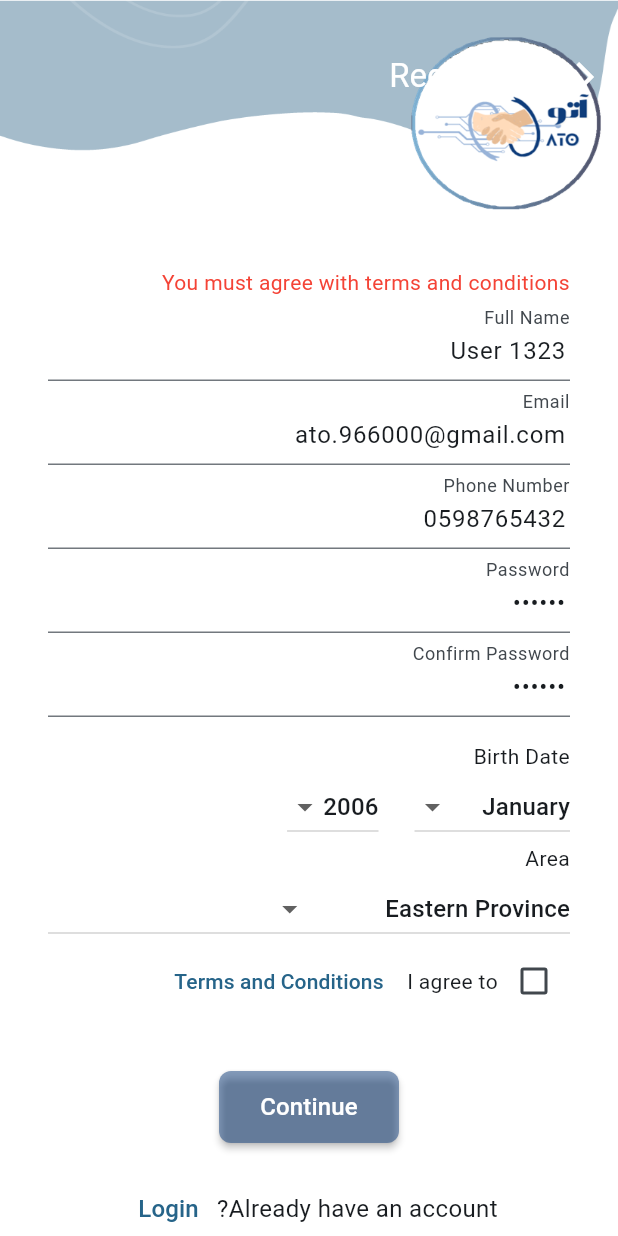
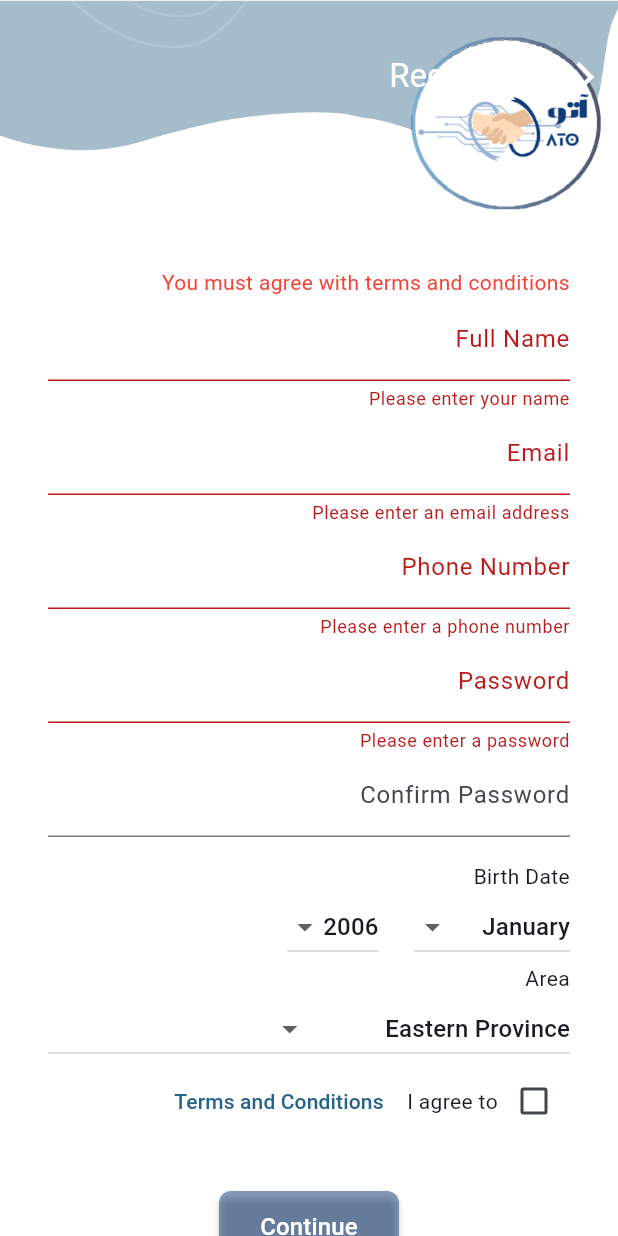
Before and after one commit to AtoProjet/ATO, a Flutter app: the RegisterScreen screen opened directly, after a tap on "Continue", on a phone screen of 412 x 824 dp. Run offline on Flutter 3.47's test engine with Material 3 defaults, Android fonts, the phone set to English and light mode, and no system bars; our stand-ins replace carousel_slider, cloud_firestore, firebase_auth, firebase_core, firebase_storage, flutter_colorpicker and 6 more; missing offline and left inert: dart:ffi; accounts and stored records are empty.

Commit message:
commit by Ayaz

```diff
--- a/lib/db/validator.dart
+++ b/lib/db/validator.dart
@@ -22,6 +22,9 @@ String? validatePhone(String phone) {
   } else if (!RegExp(r'^[+]*[0-9]{10,}$').hasMatch(phone)) {
     return 'Please enter a valid 10-digit phone number';
   }
+  else if (!phone.startsWith("+966") && !phone.startsWith("05")) {
+    return 'The Number should start with +966 or 05';
+  }
   return null;
 }
 
--- a/lib/sr_screens/register_screen.dart
+++ b/lib/sr_screens/register_screen.dart
@@ -81,15 +81,15 @@ class _RegisterScreenState extends State<RegisterScreen> {
   }
   @override
   Widget build(BuildContext context) {
-    if (addTest) {
-      setState(() {
-        _nameController.text = "User 1323";
-        _emailController.text = "ato.966000@gmail.com";
-        _phoneController.text = "0598765432";
-        _confirmPasswordController.text = "123456";
-        _passwordController.text = "123456";
-      });
-    }
+    // if (addTest) {
+    //   setState(() {
+    //     _nameController.text = "User 1323";
+    //     _emailController.text = "ato.966000@gmail.com";
+    //     _phoneController.text = "0598765432";
+    //     _confirmPasswordController.text = "123456";
+    //     _passwordController.text = "123456";
+    //   });
+    // }
     setAsFullScreen(true);
     return atoScaffold(
       context: context,
```
